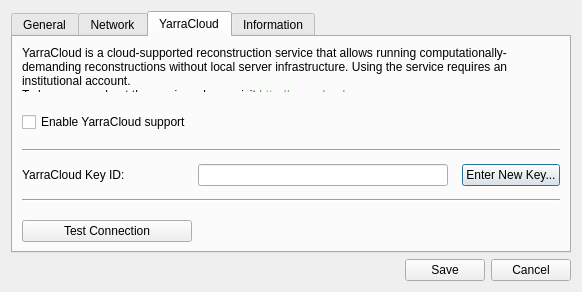
First picture: the form in StandaloneClient/sac_configurationdialog.ui, repository WillForan/yarraclient, before the edit.
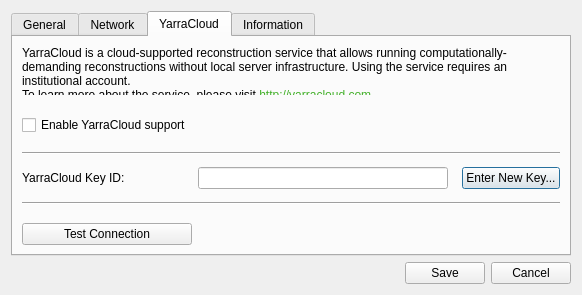
Second picture: the form after the edit. The open tabs and pages were chosen to show the change. Icons and pictures are not drawn.

```diff
--- a/StandaloneClient/sac_configurationdialog.ui
+++ b/StandaloneClient/sac_configurationdialog.ui
@@ -10,7 +10,7 @@
     <x>0</x>
     <y>0</y>
     <width>582</width>
-    <height>292</height>
+    <height>295</height>
    </rect>
   </property>
   <property name="windowTitle">
```
Left out of the diff: 12 changed lines with no effect on the pictures.
